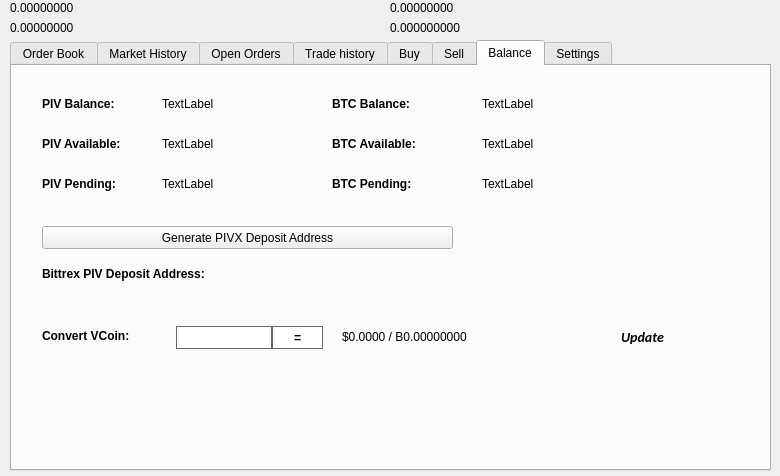
Above: src/qt/forms/tradingdialog.ui from magnetwork/mag before the change. Below: the same form after it.
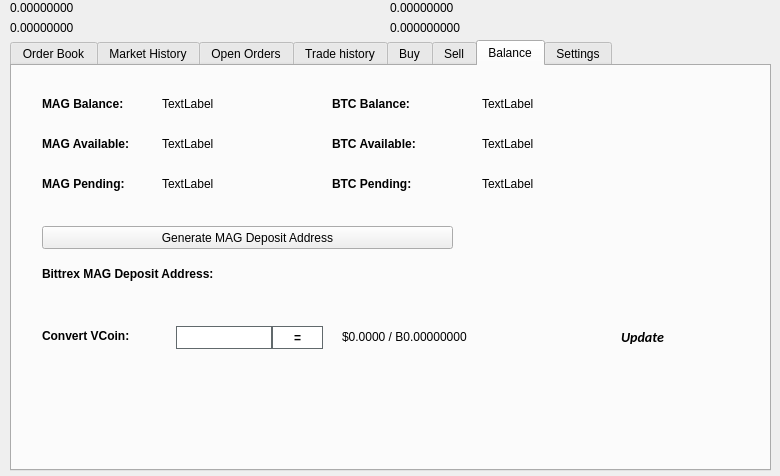
That is the form after the change. The open tabs and pages were chosen to show the change. Icons and pictures are not drawn.

Diff of the .ui file:
```diff
--- a/src/qt/forms/tradingdialog.ui
+++ b/src/qt/forms/tradingdialog.ui
@@ -2762,7 +2762,7 @@
       </font>
      </property>
      <property name="text">
-      <string>PIV Balance:</string>
+      <string>MAG Balance:</string>
      </property>
     </widget>
     <widget class="QLabel" name="label_12">
@@ -2813,7 +2813,7 @@
       </font>
      </property>
      <property name="text">
-      <string>PIV Available:</string>
+      <string>MAG Available:</string>
      </property>
     </widget>
     <widget class="QLabel" name="label_14">
@@ -2832,7 +2832,7 @@
       </font>
      </property>
      <property name="text">
-      <string>PIV Pending:</string>
+      <string>MAG Pending:</string>
      </property>
     </widget>
     <widget class="QLabel" name="PIVPendingLabel">
@@ -2928,7 +2928,7 @@
       </font>
      </property>
      <property name="text">
-      <string>Bittrex PIV Deposit Address:</string>
+      <string>Bittrex MAG Deposit Address:</string>
      </property>
     </widget>
     <widget class="QPushButton" name="GenDepositBTN">
@@ -2941,7 +2941,7 @@
       </rect>
      </property>
      <property name="text">
-      <string>Generate PIVX Deposit Address</string>
+      <string>Generate MAG Deposit Address</string>
      </property>
      <property name="icon">
       <iconset resource="../pivx.qrc">
```
Left out of the diff: 46 changed lines with no effect on the pictures.
